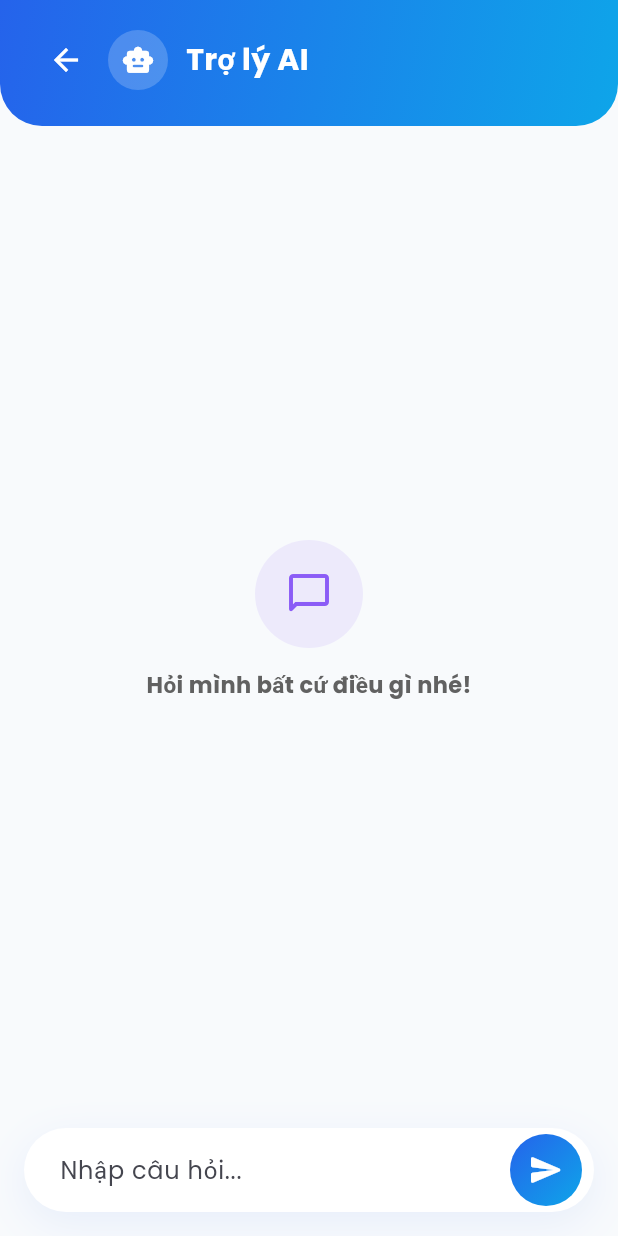
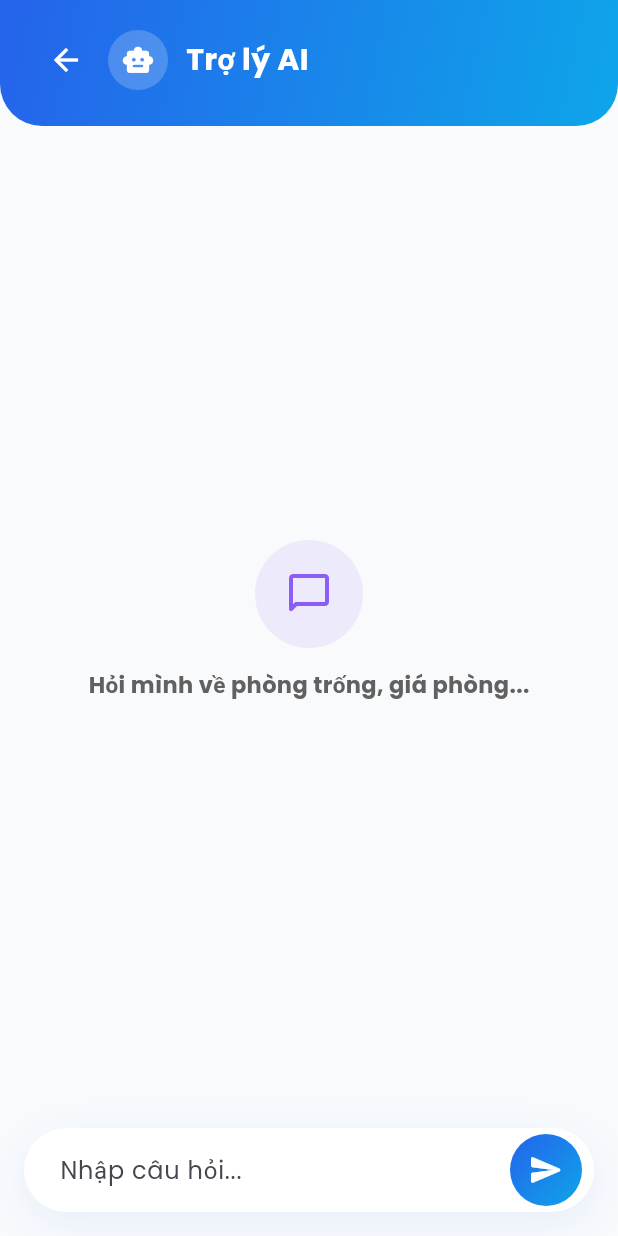
Before and after one commit to Phunghuutai7125/hotel-management-flutter, a Flutter app: the AiChatScreen screen opened directly, after a tap on the "send" icon, on a phone screen of 412 x 824 dp. Run offline on Flutter 3.47's test engine with Material 3 defaults, Android fonts, the phone set to English and light mode, and no system bars; our stand-ins replace cloud_firestore, file_picker, firebase_auth, firebase_core, fl_chart, google_fonts and 3 more; accounts and stored records are empty.

Commit message:
Nang cap AI chat: doc du lieu phong thuc te, dung secrets.dart cho API key

```diff
--- a/lib/providers/chat_provider.dart
+++ b/lib/providers/chat_provider.dart
@@ -1,5 +1,7 @@
 import 'package:flutter/material.dart';
+
 import '../models/chat_message.dart';
+import '../models/room.dart';
 import '../services/ai_chat_service.dart';
 
 class ChatProvider extends ChangeNotifier {
@@ -10,7 +12,7 @@ class ChatProvider extends ChangeNotifier {
   List<ChatMessage> get messages => _messages;
   bool get isLoading => _isLoading;
 
-  Future<void> sendMessage(String text) async {
+  Future<void> sendMessage(String text, {List<Room> rooms = const []}) async {
     if (text.trim().isEmpty) return;
 
     _messages.add(ChatMessage(
@@ -21,7 +23,7 @@ class ChatProvider extends ChangeNotifier {
     _isLoading = true;
     notifyListeners();
 
-    final reply = await _aiChatService.sendMessage(text);
+    final reply = await _aiChatService.sendMessage(text, rooms: rooms);
 
     _messages.add(ChatMessage(
       content: reply,
--- a/lib/screens/user/ai_chat_screen.dart
+++ b/lib/screens/user/ai_chat_screen.dart
@@ -2,6 +2,7 @@ import 'package:flutter/material.dart';
 import 'package:provider/provider.dart';
 
 import '../../providers/chat_provider.dart';
+import '../../providers/room_provider.dart';
 import '../../theme/app_theme.dart';
 
 class AiChatScreen extends StatefulWidget {
@@ -14,6 +15,13 @@ class AiChatScreen extends StatefulWidget {
 class _AiChatScreenState extends State<AiChatScreen> {
   final TextEditingController _controller = TextEditingController();
   final ScrollController _scrollController = ScrollController();
+
+  @override
+  void initState() {
+    super.initState();
+    // Tải sẵn danh sách phòng mới nhất để AI có dữ liệu chính xác khi trả lời.
+    Future.microtask(() => context.read<RoomProvider>().loadRooms());
+  }
 
   void _scrollToBottom() {
     WidgetsBinding.instance.addPostFrameCallback((_) {
@@ -29,7 +37,8 @@ class _AiChatScreenState extends State<AiChatScreen> {
 
   void _send(String text) {
     if (text.trim().isEmpty) return;
-    context.read<ChatProvider>().sendMessage(text);
+    final rooms = context.read<RoomProvider>().rooms;
+    context.read<ChatProvider>().sendMessage(text, rooms: rooms);
     _controller.clear();
   }
 
@@ -108,7 +117,7 @@ class _AiChatScreenState extends State<AiChatScreen> {
                           ),
                           const SizedBox(height: 14),
                           Text(
-                            "Hỏi mình bất cứ điều gì nhé!",
+                            "Hỏi mình về phòng trống, giá phòng...",
                             style: TextStyle(
                               fontSize: 15,
                               fontWeight: FontWeight.bold,
--- a/lib/services/ai_chat_service.dart
+++ b/lib/services/ai_chat_service.dart
@@ -1,20 +1,44 @@
 import 'package:google_generative_ai/google_generative_ai.dart';
+
+import '../models/room.dart';
 import '../secrets.dart';
 
 class AiChatService {
-  static const String _apiKey = geminiApiKey;
+  static const String _apiKey = geminiApiKey; // key thật của bạn
+
   final GenerativeModel _model = GenerativeModel(
     model: 'gemini-2.5-flash',
     apiKey: _apiKey,
     systemInstruction: Content.system(
       'Bạn là trợ lý ảo hỗ trợ khách hàng cho hệ thống quản lý khách sạn. '
-      'Trả lời ngắn gọn, thân thiện, bằng tiếng Việt.',
+      'Trả lời ngắn gọn, thân thiện, bằng tiếng Việt. '
+      'Nếu người dùng hỏi về phòng trống, giá phòng, loại phòng, hãy dựa vào '
+      'DANH SÁCH PHÒNG HIỆN TẠI được cung cấp trong tin nhắn để trả lời chính xác. '
+      'Nếu câu hỏi không liên quan đến dữ liệu phòng, trả lời bình thường theo kiến thức chung.',
     ),
   );
 
-  Future<String> sendMessage(String message) async {
+  /// Tóm tắt danh sách phòng thành đoạn text ngắn để đưa vào prompt,
+  /// giúp AI trả lời được câu hỏi liên quan tới phòng trống/giá phòng.
+  String _buildRoomContext(List<Room> rooms) {
+    if (rooms.isEmpty) return 'DANH SÁCH PHÒNG HIỆN TẠI: (chưa có dữ liệu)';
+
+    final lines = rooms.map((r) {
+      final trangThai = r.isBooked ? 'Đang thuê' : 'Trống';
+      return '- Phòng ${r.roomNumber} (${r.type}): ${r.price.toStringAsFixed(0)}đ/đêm, '
+          'trạng thái: $trangThai';
+    }).join('\n');
+
+    return 'DANH SÁCH PHÒNG HIỆN TẠI:\n$lines';
+  }
+
+  Future<String> sendMessage(String message, {List<Room> rooms = const []}) async {
     try {
-      final response = await _model.generateContent([Content.text(message)]);
+      final context = _buildRoomContext(rooms);
+
+      final prompt = '$context\n\nCÂU HỎI CỦA KHÁCH: $message';
+
+      final response = await _model.generateContent([Content.text(prompt)]);
       return response.text ?? 'Xin lỗi, mình chưa trả lời được câu này.';
     } catch (e) {
       return 'Đã có lỗi xảy ra: $e';
```
